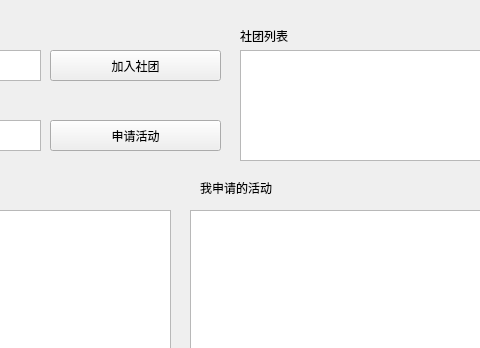
Old version of the form dash.ui in the repository muyisz/manager; both pictures show x 300 to 780 and y 0 to 348 of the 1006 by 647 pixel window.
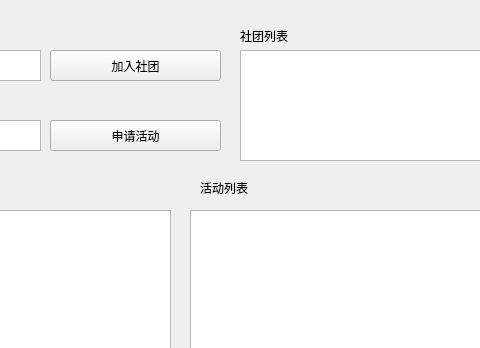
New version of the form.

```diff
--- a/dash.ui
+++ b/dash.ui
@@ -62,7 +62,7 @@
     </rect>
    </property>
    <property name="text">
-    <string>我申请的活动</string>
+    <string>活动列表</string>
    </property>
   </widget>
   <widget class="QTableWidget" name="myclub">
```
